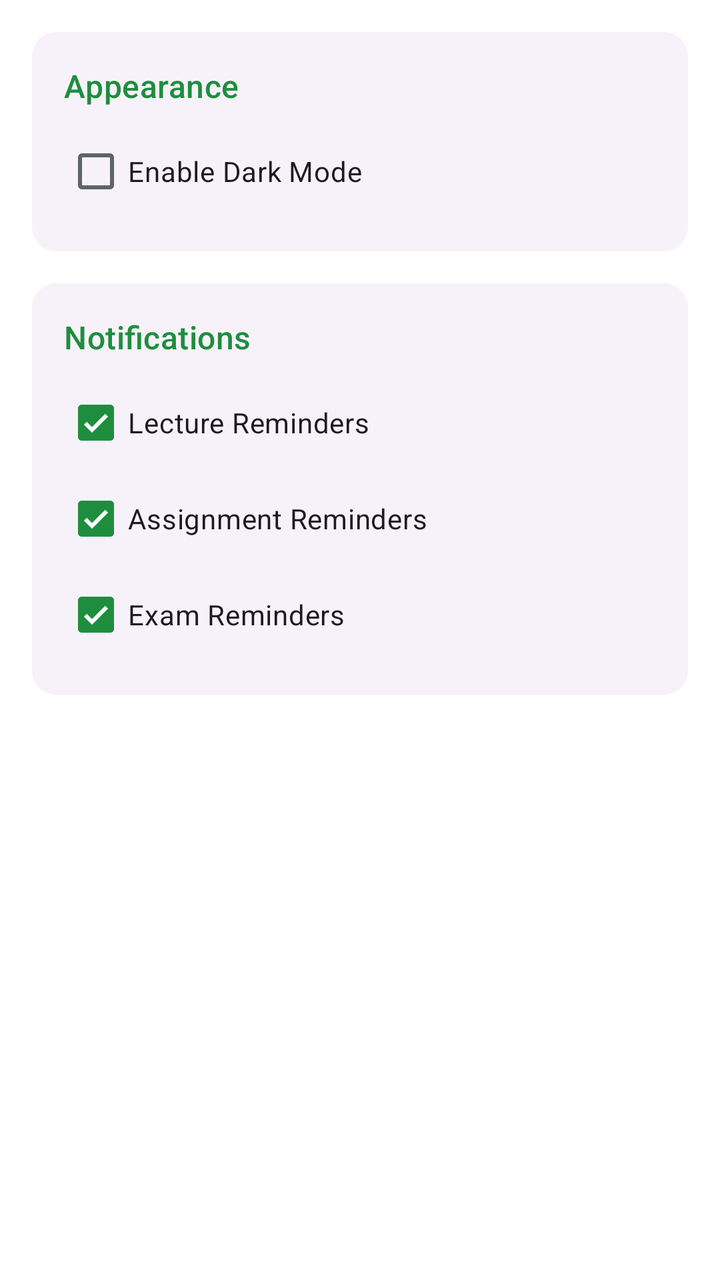
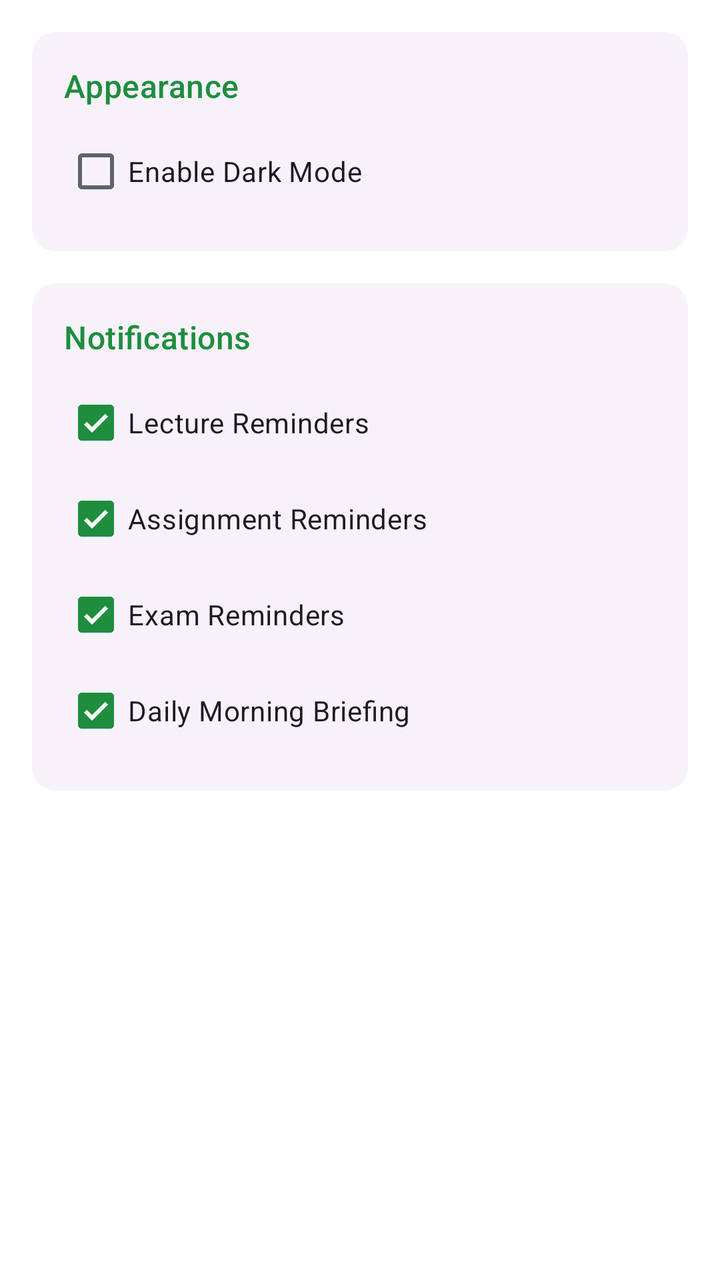

The first picture is an Android layout as it rendered before a commit; the second is the same layout after the commit. The layout source and the unified diff follow.
<!-- AndroidManifest.xml: application theme Theme.Studbuddy -->
<!-- res/layout/fragment_settings.xml -->
<?xml version="1.0" encoding="utf-8"?>
<LinearLayout xmlns:android="http://schemas.android.com/apk/res/android"
    xmlns:app="http://schemas.android.com/apk/res-auto"
    android:layout_width="match_parent"
    android:layout_height="match_parent"
    android:background="?attr/colorSurface"
    android:orientation="vertical"
    android:padding="16dp">

    <com.google.android.material.card.MaterialCardView
        android:layout_width="match_parent"
        android:layout_height="wrap_content"
        style="?attr/materialCardViewElevatedStyle"
        app:cardCornerRadius="12dp">

        <LinearLayout
            android:layout_width="match_parent"
            android:layout_height="wrap_content"
            android:orientation="vertical"
            android:padding="16dp">

            <TextView
                android:layout_width="wrap_content"
                android:layout_height="wrap_content"
                android:text="Appearance"
                android:textAppearance="?attr/textAppearanceTitleMedium"
                android:textColor="?attr/colorPrimary" />

            <com.google.android.material.checkbox.MaterialCheckBox
                android:id="@+id/cbDarkMode"
                android:layout_width="match_parent"
                android:layout_height="wrap_content"
                android:layout_marginTop="8dp"
                android:text="Enable Dark Mode" />

        </LinearLayout>
    </com.google.android.material.card.MaterialCardView>

    <com.google.android.material.card.MaterialCardView
        android:layout_width="match_parent"
        android:layout_height="wrap_content"
        android:layout_marginTop="16dp"
        style="?attr/materialCardViewElevatedStyle"
        app:cardCornerRadius="12dp">

        <LinearLayout
            android:layout_width="match_parent"
            android:layout_height="wrap_content"
            android:orientation="vertical"
            android:padding="16dp">

            <TextView
                android:layout_width="wrap_content"
                android:layout_height="wrap_content"
                android:text="Notifications"
                android:textAppearance="?attr/textAppearanceTitleMedium"
                android:textColor="?attr/colorPrimary" />

            <com.google.android.material.checkbox.MaterialCheckBox
                android:id="@+id/cbLectureReminders"
                android:layout_width="match_parent"
                android:layout_height="wrap_content"
                android:layout_marginTop="8dp"
                android:checked="true"
                android:text="Lecture Reminders" />

            <com.google.android.material.checkbox.MaterialCheckBox
                android:id="@+id/cbAssignmentReminders"
                android:layout_width="match_parent"
                android:layout_height="wrap_content"
                android:checked="true"
                android:text="Assignment Reminders" />

            <com.google.android.material.checkbox.MaterialCheckBox
                android:id="@+id/cbExamReminders"
                android:layout_width="match_parent"
                android:layout_height="wrap_content"
                android:checked="true"
                android:text="Exam Reminders" />

        </LinearLayout>
    </com.google.android.material.card.MaterialCardView>

</LinearLayout>
<!-- resources referenced by this layout -->
<resources>
  <style name="Theme.Studbuddy" parent="Theme.Material3.DayNight.NoActionBar">
          
          <item name="colorPrimary">@color/md_theme_light_primary</item>
          <item name="colorOnPrimary">@color/md_theme_light_onPrimary</item>
          <item name="colorPrimaryContainer">@color/md_theme_light_primaryContainer</item>
          <item name="colorOnPrimaryContainer">@color/md_theme_light_onPrimaryContainer</item>
          <item name="colorSecondary">@color/md_theme_light_secondary</item>
          <item name="colorOnSecondary">@color/md_theme_light_onSecondary</item>
          <item name="colorSecondaryContainer">@color/md_theme_light_secondaryContainer</item>
          <item name="colorOnSecondaryContainer">@color/md_theme_light_onSecondaryContainer</item>
          <item name="colorTertiary">@color/md_theme_light_tertiary</item>
          <item name="colorOnTertiary">@color/md_theme_light_onTertiary</item>
          <item name="colorTertiaryContainer">@color/md_theme_light_tertiaryContainer</item>
          <item name="colorOnTertiaryContainer">@color/md_theme_light_onTertiaryContainer</item>
          <item name="colorError">@color/md_theme_light_error</item>
          <item name="colorOnError">@color/md_theme_light_onError</item>
          <item name="colorErrorContainer">@color/md_theme_light_errorContainer</item>
          <item name="colorOnErrorContainer">@color/md_theme_light_onErrorContainer</item>
          <item name="android:windowBackground">@color/md_theme_light_background</item>
          <item name="colorOutline">@color/md_theme_light_outline</item>
          <item name="colorSurfaceVariant">@color/md_theme_light_surfaceVariant</item>
          <item name="colorOnSurfaceVariant">@color/md_theme_light_onSurfaceVariant</item>
          <item name="colorSurface">@color/md_theme_light_surface</item>
          <item name="colorOnSurface">@color/md_theme_light_onSurface</item>
  
          
          <item name="headerBackground">?attr/colorSurface</item>
          <item name="headerTextColor">?attr/colorOnSurface</item>
  
          
          <item name="materialCardViewStyle">@style/Widget.Material3.CardView.Outlined</item>
      </style>
  <color name="md_theme_light_primary">#1E8E3E</color>
  <color name="md_theme_light_onPrimary">#FFFFFF</color>
  <color name="md_theme_light_primaryContainer">#E6F4EA</color>
  <color name="md_theme_light_onPrimaryContainer">#0D652D</color>
  <color name="md_theme_light_secondary">#5F6368</color>
  <color name="md_theme_light_onSecondary">#FFFFFF</color>
  <color name="md_theme_light_secondaryContainer">#E8EAED</color>
  <color name="md_theme_light_onSecondaryContainer">#202124</color>
  <color name="md_theme_light_tertiary">#1967D2</color>
  <color name="md_theme_light_onTertiary">#FFFFFF</color>
  <color name="md_theme_light_tertiaryContainer">#E8F0FE</color>
  <color name="md_theme_light_onTertiaryContainer">#174EA6</color>
  <color name="md_theme_light_error">#D93025</color>
  <color name="md_theme_light_onError">#FFFFFF</color>
  <color name="md_theme_light_errorContainer">#FCE8E6</color>
  <color name="md_theme_light_onErrorContainer">#A50E0E</color>
  <color name="md_theme_light_background">#F8F9FA</color>
  <color name="md_theme_light_outline">#DADCE0</color>
  <color name="md_theme_light_surfaceVariant">#F1F3F4</color>
  <color name="md_theme_light_onSurfaceVariant">#5F6368</color>
  <color name="md_theme_light_surface">#FFFFFF</color>
  <color name="md_theme_light_onSurface">#202124</color>
</resources>

<!-- the commit's change to res/layout/fragment_settings.xml (unified diff, before → after) -->
@@ -78,6 +78,13 @@
                 android:checked="true"
                 android:text="Exam Reminders" />
 
+            <com.google.android.material.checkbox.MaterialCheckBox
+                android:id="@+id/cbMorningBriefing"
+                android:layout_width="match_parent"
+                android:layout_height="wrap_content"
+                android:checked="true"
+                android:text="Daily Morning Briefing" />
+
         </LinearLayout>
     </com.google.android.material.card.MaterialCardView>
 
